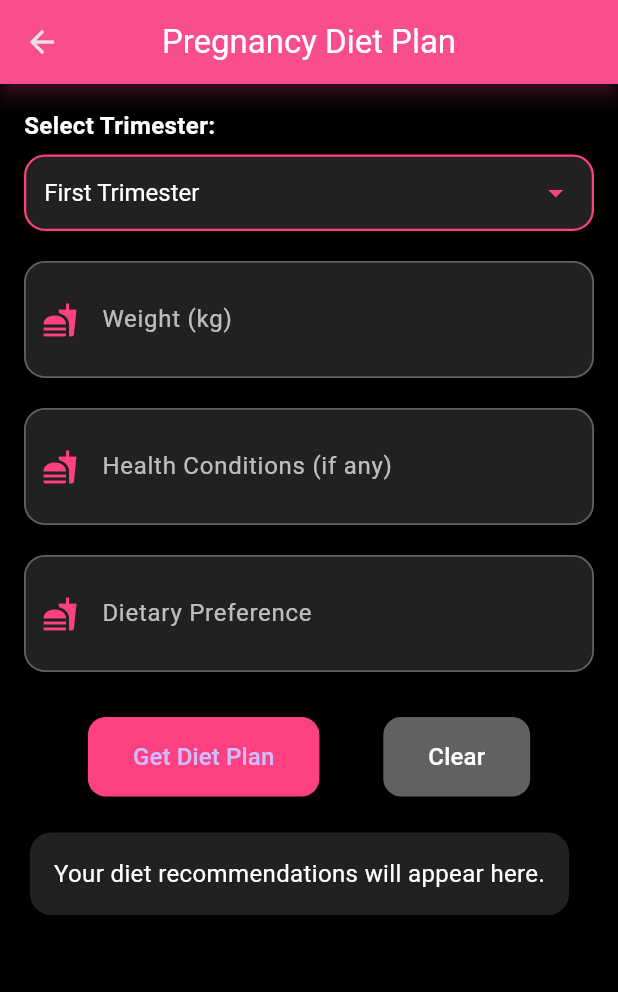
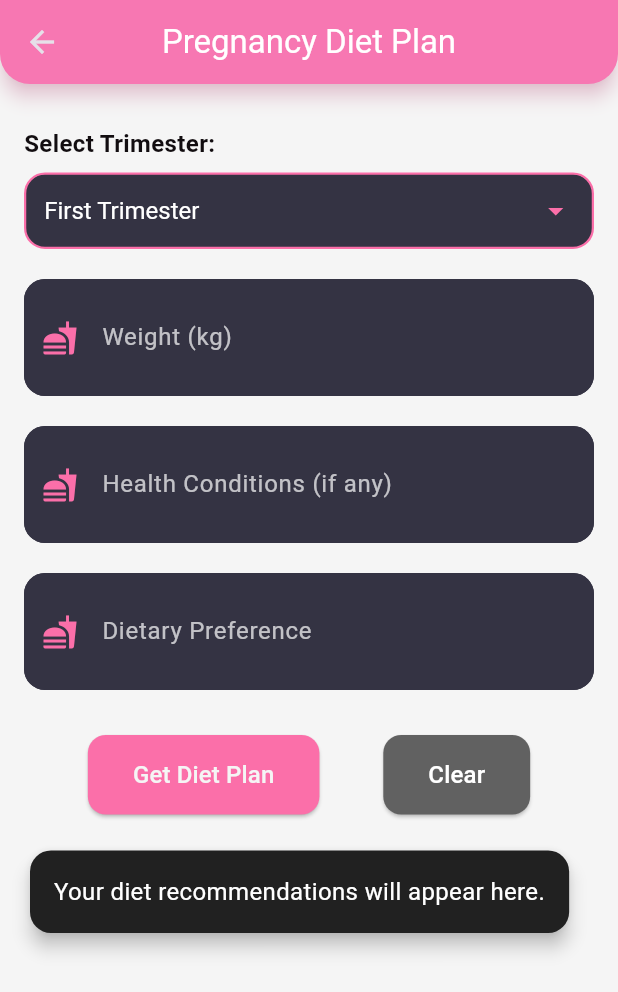
Before and after one commit to Vaibhav2154/Prenova-Prenatal-Pulse, a Flutter app: the screen it shows once a user with an empty profile is signed in, item 2 of the bottom bar chosen, on a phone screen of 412 x 824 dp. Shown: the top 992 px of the screen. Run offline on Flutter 3.47's test engine with Material 3 defaults, Android fonts, the phone set to English and light mode, and no system bars; our stand-ins replace cached_network_image, fl_chart, flutter_tts, google_fonts, image_picker, lucide_icons and 2 more; accounts and stored records are empty.

Commit message:
Update UI theme

```diff
--- a/client/lib/core/theme/app_pallete.dart
+++ b/client/lib/core/theme/app_pallete.dart
@@ -8,7 +8,7 @@ class AppPallete {
   static const Color transparentColor = Colors.transparent;
   static const textColor = Color(0xFF120d10);
   static const secondaryFgColor = Color(0xFF120d10);
-  static const backgroundColor = Color(0xFF054185);
+  static const backgroundColor = Color(0xFFf5f5f5);
   static const gradient1 = Color(0xFFfb6fa9);
   static const primaryFgColor = Color(0xFF054185);
   static const gradient3 = Color(0xFF643172);
--- a/client/lib/core/theme/app_theme.dart
+++ b/client/lib/core/theme/app_theme.dart
@@ -2,7 +2,7 @@ import 'package:prenova/core/theme/app_pallete.dart';
 import 'package:flutter/material.dart';
 
 class AppTheme {
-  static _border([Color color = AppPallete.borderColor]) => OutlineInputBorder(
+  static _border([Color color = AppPallete.greyColor]) => OutlineInputBorder(
     borderSide: BorderSide(
       color: color,
       width: 3,
@@ -10,9 +10,9 @@ class AppTheme {
     borderRadius: BorderRadius.circular(10),
   );
   static final darkThemeMode = ThemeData.dark().copyWith(
-    scaffoldBackgroundColor: const Color.fromARGB(255, 139, 129, 129),
+    scaffoldBackgroundColor: AppPallete.backgroundColor,
     appBarTheme: const AppBarTheme(
-      backgroundColor: Color.fromARGB(255, 156, 155, 163),
+      backgroundColor: Color.fromARGB(255, 119, 117, 133),
     ),
     chipTheme: const ChipThemeData(
       color: MaterialStatePropertyAll(
@@ -24,7 +24,7 @@ class AppTheme {
       contentPadding: const EdgeInsets.all(27),
       border: _border(),
       enabledBorder: _border(),
-      focusedBorder: _border(AppPallete.gradient2),
+      focusedBorder: _border(AppPallete.gradient1),
       errorBorder: _border(AppPallete.errorColor),
     ),
   );
--- a/client/lib/core/theme/starry_bg.dart
+++ b/client/lib/core/theme/starry_bg.dart
@@ -1,5 +1,6 @@
 import 'dart:math';
 import 'package:flutter/material.dart';
+import 'package:prenova/core/theme/app_pallete.dart';
 
 class StarryBackground extends StatefulWidget {
   final Widget child;
@@ -55,7 +56,7 @@ class _StarryBackgroundState extends State<StarryBackground>
       builder: (context, child) {
         return Stack(
           children: [
-            Container(color: Colors.black), // Deep black background
+            Container(color: AppPallete.backgroundColor), // Deep black background
             ...stars.map((star) => Positioned(
                   left: star.position.dx,
                   top: star.position.dy,
@@ -66,7 +67,7 @@ class _StarryBackgroundState extends State<StarryBackground>
                       height: star.size,
                       decoration: const BoxDecoration(
                         shape: BoxShape.circle,
-                        color: Colors.white,
+                        color: AppPallete.accentFgColor,
                       ),
                     ),
                   ),
--- a/client/lib/features/auth/presentation/welcome_pg.dart
+++ b/client/lib/features/auth/presentation/welcome_pg.dart
@@ -41,7 +41,7 @@ class _WelcomePageState extends State<WelcomePage> with TickerProviderStateMixin
   Widget build(BuildContext context) {
     return StarryBackground(
       child: Scaffold(
-        backgroundColor: const Color(0xff054083), // So background is visible
+        backgroundColor: AppPallete.transparentColor, // So background is visible
         body: SafeArea(
           child: Column(
             children: [
@@ -73,7 +73,7 @@ class _WelcomePageState extends State<WelcomePage> with TickerProviderStateMixin
                       style: GoogleFonts.lato(
                         fontSize: 18,
                         fontWeight: FontWeight.w600,
-                        color: Colors.white70,
+                        color: AppPallete.textColor,
                       ),
                       textAlign: TextAlign.center,
                     ),
--- a/client/lib/features/doctor_cons/presentation/doctor_consultation.dart
+++ b/client/lib/features/doctor_cons/presentation/doctor_consultation.dart
@@ -1,5 +1,6 @@
 import 'package:flutter/material.dart';
 import 'package:lucide_icons/lucide_icons.dart';
+import 'package:prenova/core/theme/app_pallete.dart';
 import 'package:url_launcher/url_launcher.dart';
 
 class DoctorConsultationPage extends StatelessWidget {
@@ -53,6 +54,10 @@ class DoctorConsultationPage extends StatelessWidget {
       appBar: AppBar(
         title: Text('Doctor Consultation', style: TextStyle(fontSize: 20, fontWeight: FontWeight.bold)),
         centerTitle: true,
+        backgroundColor: AppPallete.gradient1,
+        shape: RoundedRectangleBorder(
+          borderRadius: BorderRadius.vertical(bottom: Radius.circular(20)),
+        ),
       ),
       body: Padding(
         padding: const EdgeInsets.all(16.0),
--- a/client/lib/features/pregnancy_diet_screen/pregnancy_diet_screen.dart
+++ b/client/lib/features/pregnancy_diet_screen/pregnancy_diet_screen.dart
@@ -1,6 +1,7 @@
 import 'dart:convert';
 import 'package:flutter/material.dart';
 import 'package:http/http.dart' as http;
+import 'package:prenova/core/theme/app_pallete.dart';
 
 class PregnancyDietScreen extends StatefulWidget {
   @override
@@ -58,24 +59,26 @@ class _PregnancyDietScreenState extends State<PregnancyDietScreen> {
       padding: const EdgeInsets.symmetric(vertical: 10.0),
       child: Focus(
         child: Builder(
+
           builder: (context) {
             final isFocused = Focus.of(context).hasFocus;
             return TextField(
               controller: controller,
+
               style: TextStyle(color: Colors.white),
               decoration: InputDecoration(
                 labelText: label,
                 labelStyle: TextStyle(color: Colors.white70),
                 filled: true,
-                fillColor: Colors.grey[900],
-                prefixIcon: Icon(Icons.fastfood, color: Colors.pinkAccent),
+                fillColor: AppPallete.borderColor,
+                prefixIcon: Icon(Icons.fastfood, color: AppPallete.gradient1),
                 enabledBorder: OutlineInputBorder(
                   borderRadius: BorderRadius.circular(14),
-                  borderSide: BorderSide(color: Colors.grey[700]!, width: 1.2),
+                  borderSide: BorderSide(color: AppPallete.borderColor!, width: 1.2),
                 ),
                 focusedBorder: OutlineInputBorder(
                   borderRadius: BorderRadius.circular(14),
-                  borderSide: BorderSide(color: Colors.pinkAccent, width: 2),
+                  borderSide: BorderSide(color: AppPallete.gradient1, width: 2),
                 ),
               ),
             );
@@ -89,15 +92,15 @@ class _PregnancyDietScreenState extends State<PregnancyDietScreen> {
     return Container(
       padding: EdgeInsets.symmetric(horizontal: 12),
       decoration: BoxDecoration(
-        color: Colors.grey[900],
+        color: AppPallete.borderColor,
         borderRadius: BorderRadius.circular(14),
-        border: Border.all(color: Colors.pinkAccent, width: 1.5),
+        border: Border.all(color: AppPallete.gradient1, width: 1.5),
       ),
       child: DropdownButtonHideUnderline(
         child: DropdownButton<String>(
           value: trimester,
-          dropdownColor: Colors.grey[900],
-          icon: Icon(Icons.arrow_drop_down, color: Colors.pinkAccent),
+          dropdownColor: AppPallete.borderColor,
+          icon: Icon(Icons.arrow_drop_down, color: AppPallete.gradient1),
           style: TextStyle(color: Colors.white, fontSize: 16),
           isExpanded: true,
           items: ["First", "Second", "Third"]
@@ -119,17 +122,23 @@ class _PregnancyDietScreenState extends State<PregnancyDietScreen> {
       appBar: AppBar(
         title: Text("Pregnancy Diet Plan", style: TextStyle(color: Colors.white)),
         centerTitle: true,
-        backgroundColor: Colors.pinkAccent,
+        backgroundColor: AppPallete.gradient1,
         elevation: 5,
-        shadowColor: Colors.pinkAccent.withOpacity(0.5),
+        shadowColor: AppPallete.gradient1.withOpacity(0.5),
+        shape: RoundedRectangleBorder(
+          borderRadius: BorderRadius.vertical(bottom: Radius.circular(20)),
         ),
+      ),
+
       body: SingleChildScrollView(
-        padding: const EdgeInsets.all(16.0),
+        padding: const EdgeInsets.symmetric(horizontal: 8,vertical: 20),
+        child: Padding(
+          padding: const EdgeInsets.all(8.0),
           child: Column(
             crossAxisAlignment: CrossAxisAlignment.start,
             children: [
               Text("Select Trimester:",
-                style: TextStyle(fontSize: 16, fontWeight: FontWeight.bold, color: Colors.white)),
+                  style: TextStyle(fontSize: 16, fontWeight: FontWeight.bold, color: AppPallete.textColor)),
               SizedBox(height: 8),
               _buildDropdown(),
               SizedBox(height: 10),
@@ -146,7 +155,7 @@ class _PregnancyDietScreenState extends State<PregnancyDietScreen> {
                   ElevatedButton(
                     style: ElevatedButton.styleFrom(
                       padding: EdgeInsets.symmetric(horizontal: 30, vertical: 15),
-                    backgroundColor: Colors.pinkAccent,
+                      backgroundColor: AppPallete.gradient1,
                       shape: RoundedRectangleBorder(
                         borderRadius: BorderRadius.circular(12),
                       ),
@@ -154,7 +163,7 @@ class _PregnancyDietScreenState extends State<PregnancyDietScreen> {
                     onPressed: isLoading ? null : fetchPregnancyDiet,
                     child: isLoading
                         ? CircularProgressIndicator(color: Colors.white)
-                      : Text("Get Diet Plan", style: TextStyle(fontSize: 16)),
+                        : Text("Get Diet Plan", style: TextStyle(fontSize: 16,color: AppPallete.backgroundColor)),
                   ),
                   ElevatedButton(
                     style: ElevatedButton.styleFrom(
@@ -197,7 +206,8 @@ class _PregnancyDietScreenState extends State<PregnancyDietScreen> {
             ],
           ),
         ),
-      backgroundColor: Colors.black, // Keeping the dark theme
+      ),
+      backgroundColor: AppPallete.backgroundColor, // Keeping the dark theme
     );
   }
 }
```
Also changed, not shown: client/lib/features/Chatbot/presentation/chatbot.dart (+9 -11 lines), client/lib/features/auth/presentation/Registerpage.dart (+16 -4 lines), client/lib/features/auth/presentation/loginpage.dart (+11 -46 lines), client/lib/features/dashboard/presentation/dashboard.dart (+21 -15 lines). Lines whose indentation alone changed are shown as unchanged.
